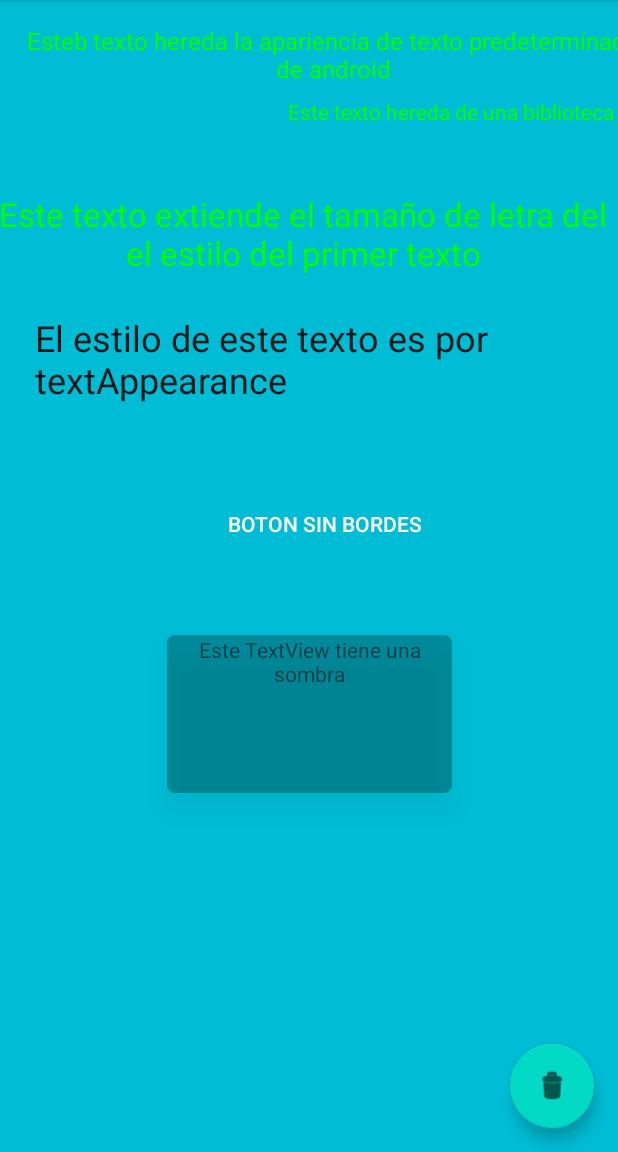
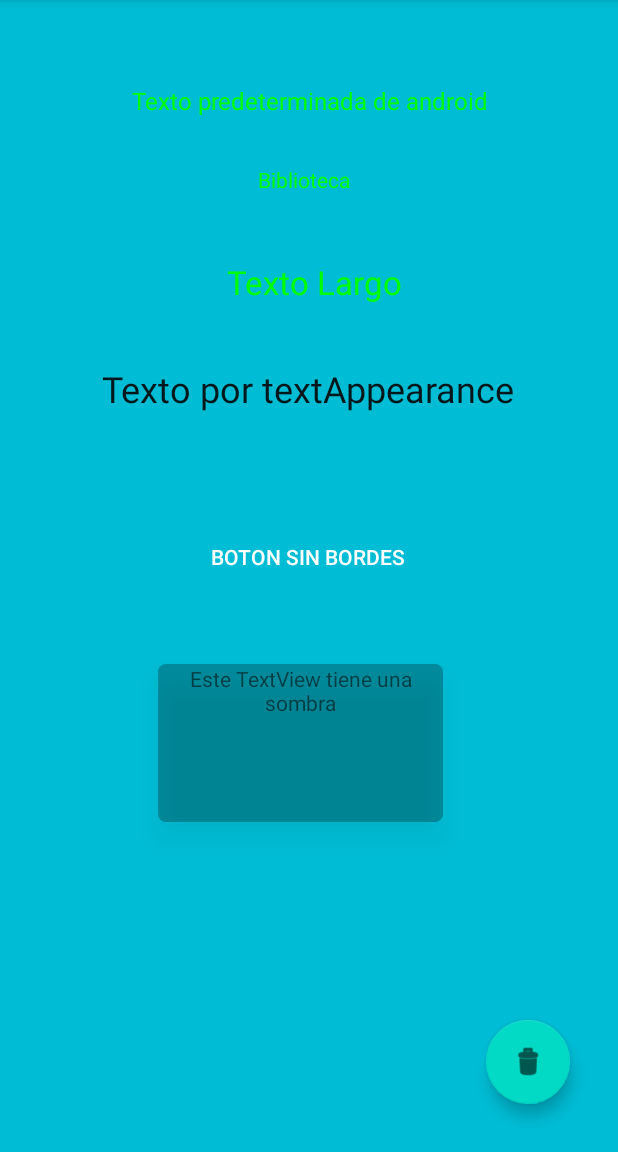
Before and after one commit to Clementain/AparienciaEstilosTemas, an Android app: the screen it shows after launch (MainActivity), on a phone screen of 412 x 824 dp, the part 84-1236 px from its top. Run offline under Robolectric (Android 15) with nearby library versions, the phone set to English and light mode, and no system bars.

Commit message:
Corrección de tamaños y textos

```diff
--- a/app/src/main/res/layout/activity_main.xml
+++ b/app/src/main/res/layout/activity_main.xml
@@ -4,6 +4,7 @@
     xmlns:tools="http://schemas.android.com/tools"
     android:layout_width="match_parent"
     android:layout_height="match_parent"
+    android:layout_margin="16dp"
     tools:context=".MainActivity">
 
     <Button
@@ -11,8 +12,8 @@
         style="@style/Widget.AppCompat.Button.Borderless"
         android:layout_width="wrap_content"
         android:layout_height="wrap_content"
-        android:layout_marginStart="112dp"
-        android:layout_marginTop="56dp"
+        android:layout_marginStart="56dp"
+        android:layout_marginTop="72dp"
         android:text="@string/btnBorderless"
         app:layout_constraintStart_toStartOf="@+id/tvAppearence"
         app:layout_constraintTop_toBottomOf="@+id/tvAppearence"
@@ -23,8 +24,8 @@
         style="@style/GreenText"
         android:layout_width="wrap_content"
         android:layout_height="wrap_content"
-        android:layout_marginStart="16dp"
-        android:layout_marginTop="16dp"
+        android:layout_marginStart="72dp"
+        android:layout_marginTop="40dp"
         android:text="@string/textoHeredado"
         android:textAlignment="center"
         app:layout_constraintStart_toStartOf="parent"
@@ -36,8 +37,8 @@
         style="@style/GreenText2"
         android:layout_width="wrap_content"
         android:layout_height="wrap_content"
-        android:layout_marginStart="176dp"
-        android:layout_marginTop="8dp"
+        android:layout_marginStart="84dp"
+        android:layout_marginTop="32dp"
         android:text="@string/textobiblioteca"
         app:layout_constraintStart_toStartOf="@+id/tvPredAndroid"
         app:layout_constraintTop_toBottomOf="@+id/tvPredAndroid"
@@ -49,10 +50,10 @@
         android:layout_width="wrap_content"
         android:layout_height="wrap_content"
         android:layout_marginTop="44dp"
-        android:layout_marginEnd="2dp"
+        android:layout_marginEnd="128dp"
         android:text="@string/textoLargo"
         android:textAlignment="center"
-        app:layout_constraintEnd_toEndOf="@+id/tvbiblioteca"
+        app:layout_constraintEnd_toEndOf="parent"
         app:layout_constraintTop_toBottomOf="@+id/tvbiblioteca"
         tools:ignore="TextContrastCheck" />
 
@@ -60,8 +61,8 @@
         android:id="@+id/tvAppearence"
         android:layout_width="wrap_content"
         android:layout_height="wrap_content"
-        android:layout_marginStart="23dp"
-        android:layout_marginTop="25dp"
+        android:layout_marginStart="52dp"
+        android:layout_marginTop="40dp"
         android:text="@string/textApp"
         android:textAppearance="@android:style/TextAppearance.Material.Headline"
         app:layout_constraintStart_toStartOf="parent"
@@ -84,14 +85,13 @@
         android:id="@+id/tvSombra"
         android:layout_width="190dp"
         android:layout_height="105dp"
-        android:layout_marginTop="264dp"
-        android:layout_marginBottom="264dp"
+        android:layout_marginTop="240dp"
         android:background="@drawable/myrect"
         android:elevation="10dp"
         android:text="@string/tvSombra"
         android:textAlignment="center"
-        app:layout_constraintBottom_toBottomOf="parent"
         app:layout_constraintEnd_toEndOf="parent"
+        app:layout_constraintHorizontal_bias="0.47"
         app:layout_constraintStart_toStartOf="parent"
         app:layout_constraintTop_toBottomOf="@+id/tvTamanio"
         tools:ignore="TextContrastCheck" />
--- a/app/src/main/res/values-night/strings.xml
+++ b/app/src/main/res/values-night/strings.xml
@@ -1,10 +1,11 @@
 <?xml version="1.0" encoding="utf-8"?>
 <resources>
-    <string name="textoHeredado">Esteb texto hereda la apariencia de texto predeterminada de android</string>
-    <string name="textobiblioteca">Este texto hereda de una biblioteca</string>
-    <string name="textoLargo">Este texto extiende el tamaño de letra del el estilo del primer texto</string>
-    <string name="textApp">El estilo de este texto es por textAppearance</string>
+    <string name="textoHeredado">Texto predeterminada de android</string>
+    <string name="textobiblioteca">Biblioteca</string>
+    <string name="textoLargo">Texto Largo</string>
+    <string name="textApp">Texto por textAppearance</string>
     <string name="btnBorderless">Boton sin bordes</string>
     <string name="btnBordStyle">Boton sin bordes (estilo)</string>
+    <string name="submit">Submit</string>
     <string name="tvSombra">Este TextView tiene una sombra</string>
 </resources>
--- a/app/src/main/res/values/strings.xml
+++ b/app/src/main/res/values/strings.xml
@@ -1,9 +1,9 @@
 <resources>
     <string name="app_name">AparienciaEstilosTemas</string>
-    <string name="textoHeredado">Esteb texto hereda la apariencia de texto predeterminada de android</string>
-    <string name="textobiblioteca">Este texto hereda de una biblioteca</string>
-    <string name="textoLargo">Este texto extiende el tamaño de letra del el estilo del primer texto</string>
-    <string name="textApp">El estilo de este texto es por textAppearance</string>
+    <string name="textoHeredado">Texto predeterminada de android</string>
+    <string name="textobiblioteca">Biblioteca</string>
+    <string name="textoLargo">Texto Largo</string>
+    <string name="textApp">Texto por textAppearance</string>
     <string name="btnBorderless">Boton sin bordes</string>
     <string name="btnBordStyle">Boton sin bordes (estilo)</string>
     <string name="submit">Submit</string>
```
